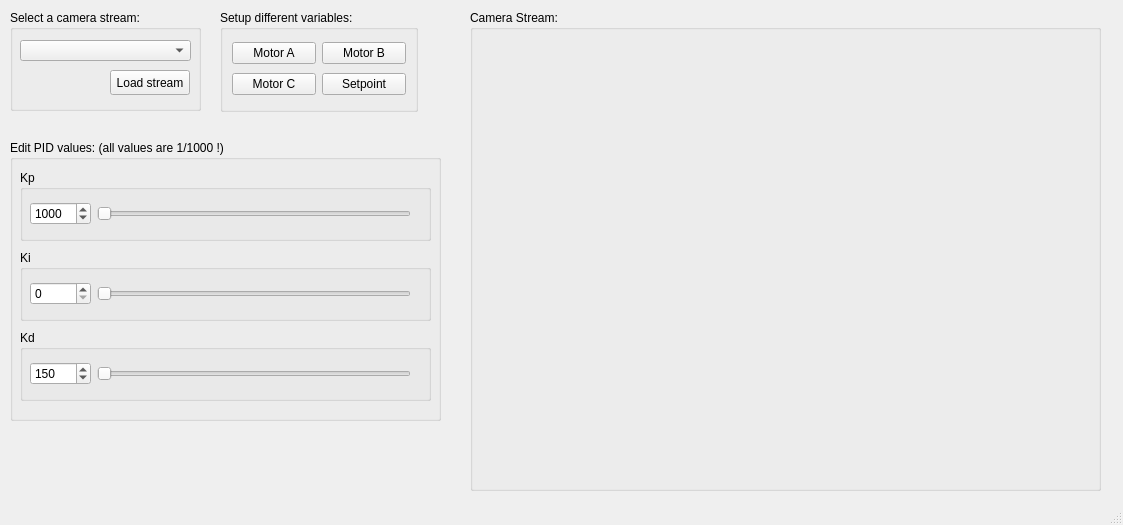
This is QT/mrb_window.ui in verae98/Balancer as Qt 5 draws it before an edit. The edited form follows.
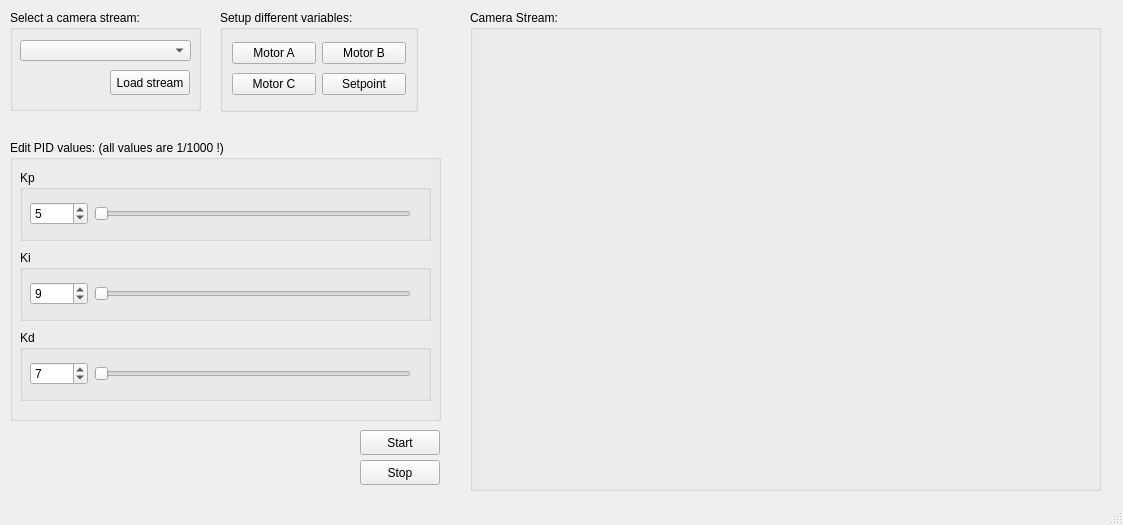
This is the edited form.

```diff
--- a/QT/mrb_window.ui
+++ b/QT/mrb_window.ui
@@ -159,11 +159,14 @@
       <layout class="QHBoxLayout" name="horizontalLayout_2">
        <item>
         <widget class="QSpinBox" name="Kp_spinbox">
+         <property name="minimum">
+          <number>-5000</number>
+         </property>
          <property name="maximum">
-          <number>50000</number>
+          <number>5000</number>
          </property>
          <property name="value">
-          <number>1000</number>
+          <number>5</number>
          </property>
         </widget>
        </item>
@@ -204,8 +207,14 @@
       <layout class="QHBoxLayout" name="horizontalLayout_3">
        <item>
         <widget class="QSpinBox" name="Ki_spinbox">
+         <property name="minimum">
+          <number>-5000</number>
+         </property>
          <property name="maximum">
-          <number>50000</number>
+          <number>5000</number>
+         </property>
+         <property name="value">
+          <number>9</number>
          </property>
         </widget>
        </item>
@@ -246,11 +255,14 @@
       <layout class="QHBoxLayout" name="horizontalLayout_4">
        <item>
         <widget class="QSpinBox" name="Kd_spinbox">
+         <property name="minimum">
+          <number>-5000</number>
+         </property>
          <property name="maximum">
-          <number>50000</number>
+          <number>5000</number>
          </property>
          <property name="value">
-          <number>150</number>
+          <number>7</number>
          </property>
         </widget>
        </item>
@@ -268,6 +280,32 @@
      </widget>
     </widget>
    </widget>
+   <widget class="QPushButton" name="start_pid">
+    <property name="geometry">
+     <rect>
+      <x>360</x>
+      <y>430</y>
+      <width>80</width>
+      <height>25</height>
+     </rect>
+    </property>
+    <property name="text">
+     <string>Start</string>
+    </property>
+   </widget>
+   <widget class="QPushButton" name="stop_pid">
+    <property name="geometry">
+     <rect>
+      <x>360</x>
+      <y>460</y>
+      <width>80</width>
+      <height>25</height>
+     </rect>
+    </property>
+    <property name="text">
+     <string>Stop</string>
+    </property>
+   </widget>
   </widget>
   <widget class="QStatusBar" name="statusbar"/>
  </widget>
```
